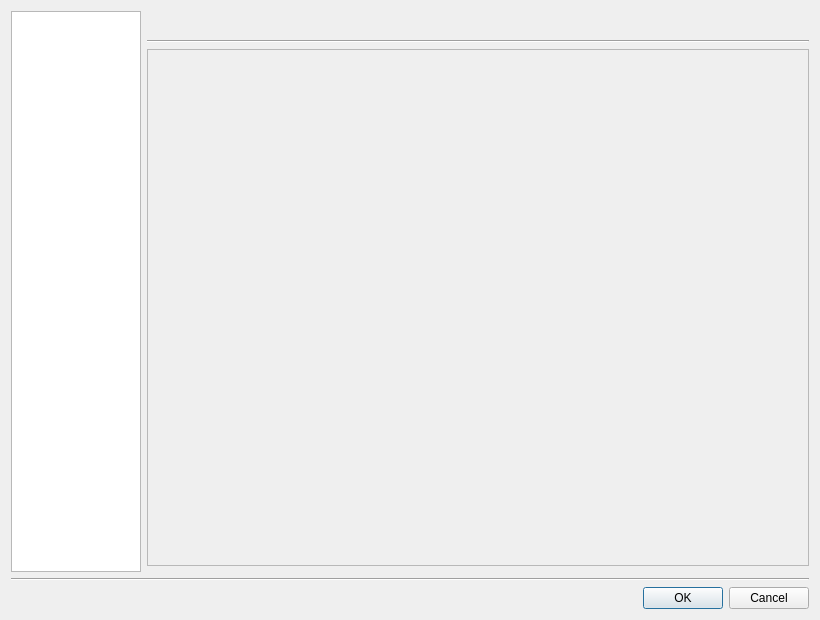
Qt form retroshare-gui/src/gui/settings/settings.ui (RetroShare/RetroShare) before a commit.
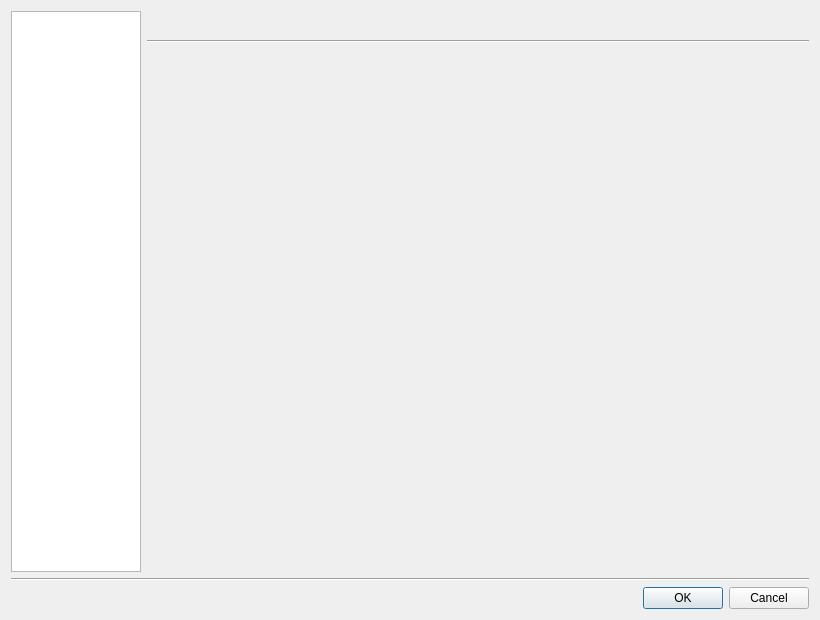
The same form after that commit. Icons and pictures are not drawn.

Commit message: Changed the QFrame of QScrollArea on Settings to noFrame Added Search and Marker Feature for the Chat Widget, thx to Phenom for the Patch (AddSearchAndMarkerOnChatWidget_v0.6_7377.patch)

```diff
--- a/retroshare-gui/src/gui/settings/settings.ui
+++ b/retroshare-gui/src/gui/settings/settings.ui
@@ -169,6 +169,12 @@
    </item>
    <item row="1" column="1">
     <widget class="QScrollArea" name="scrollArea">
+     <property name="frameShape">
+      <enum>QFrame::NoFrame</enum>
+     </property>
+     <property name="frameShadow">
+      <enum>QFrame::Plain</enum>
+     </property>
      <property name="widgetResizable">
       <bool>true</bool>
      </property>
@@ -177,8 +183,8 @@
        <rect>
         <x>0</x>
         <y>0</y>
-        <width>664</width>
-        <height>501</height>
+        <width>666</width>
+        <height>517</height>
        </rect>
       </property>
       <layout class="QVBoxLayout" name="verticalLayout">
```
Lines whose indentation alone changed are shown as unchanged. The commit also changes 9 other files.
